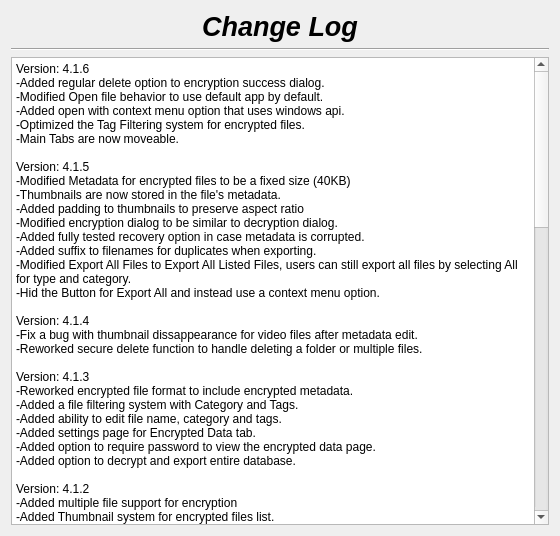
Before: the Qt Designer form changelog.ui in therealMaPMaKeR/MMDiary, drawn with Qt 5.
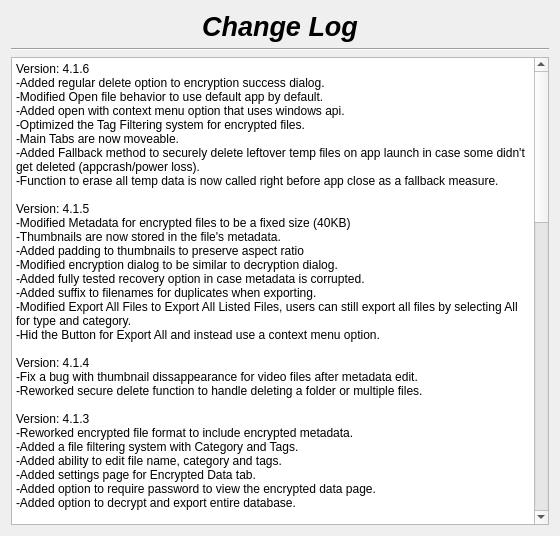
After: the same form once the commit is applied.

Commit message: implemented fallback measure for temp file deletion

What changed in the file:
```diff
--- a/changelog.ui
+++ b/changelog.ui
@@ -57,7 +57,8 @@
 &lt;/style&gt;&lt;/head&gt;&lt;body style=&quot; font-family:'Segoe UI'; font-size:9pt; font-weight:400; font-style:normal;&quot;&gt;
 &lt;p style=&quot; margin-top:0px; margin-bottom:0px; margin-left:0px; margin-right:0px; -qt-block-indent:0; text-indent:0px;&quot;&gt;Version: 4.1.6&lt;br /&gt;-Added regular delete option to encryption success dialog.&lt;br /&gt;-Modified Open file behavior to use default app by default.&lt;br /&gt;-Added open with context menu option that uses windows api.&lt;/p&gt;
 &lt;p style=&quot; margin-top:0px; margin-bottom:0px; margin-left:0px; margin-right:0px; -qt-block-indent:0; text-indent:0px;&quot;&gt;-Optimized the Tag Filtering system for encrypted files.&lt;/p&gt;
-&lt;p style=&quot; margin-top:0px; margin-bottom:0px; margin-left:0px; margin-right:0px; -qt-block-indent:0; text-indent:0px;&quot;&gt;-Main Tabs are now moveable.&lt;br /&gt;&lt;br /&gt;Version: 4.1.5&lt;br /&gt;-Modified Metadata for encrypted files to be a fixed size (40KB)&lt;/p&gt;
+&lt;p style=&quot; margin-top:0px; margin-bottom:0px; margin-left:0px; margin-right:0px; -qt-block-indent:0; text-indent:0px;&quot;&gt;-Main Tabs are now moveable.&lt;/p&gt;
+&lt;p style=&quot; margin-top:0px; margin-bottom:0px; margin-left:0px; margin-right:0px; -qt-block-indent:0; text-indent:0px;&quot;&gt;-Added Fallback method to securely delete leftover temp files on app launch in case some didn't get deleted (appcrash/power loss).&lt;br /&gt;-Function to erase all temp data is now called right before app close as a fallback measure.&lt;br /&gt;&lt;br /&gt;Version: 4.1.5&lt;br /&gt;-Modified Metadata for encrypted files to be a fixed size (40KB)&lt;/p&gt;
 &lt;p style=&quot; margin-top:0px; margin-bottom:0px; margin-left:0px; margin-right:0px; -qt-block-indent:0; text-indent:0px;&quot;&gt;-Thumbnails are now stored in the file's metadata.&lt;/p&gt;
 &lt;p style=&quot; margin-top:0px; margin-bottom:0px; margin-left:0px; margin-right:0px; -qt-block-indent:0; text-indent:0px;&quot;&gt;-Added padding to thumbnails to preserve aspect ratio&lt;/p&gt;
 &lt;p style=&quot; margin-top:0px; margin-bottom:0px; margin-left:0px; margin-right:0px; -qt-block-indent:0; text-indent:0px;&quot;&gt;-Modified encryption dialog to be similar to decryption dialog.&lt;/p&gt;
```
The commit also changes 4 other files.
